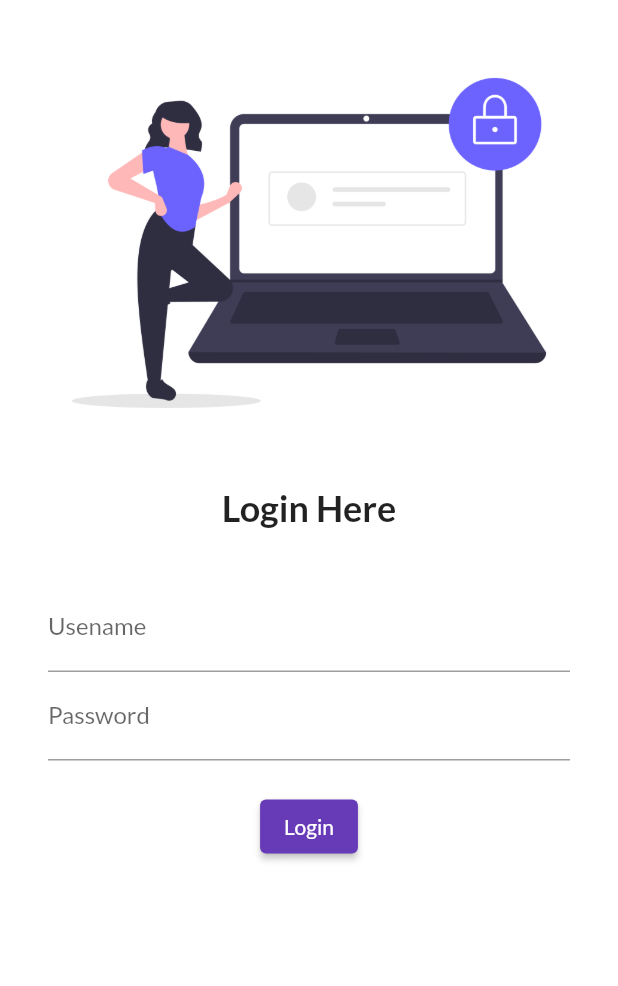
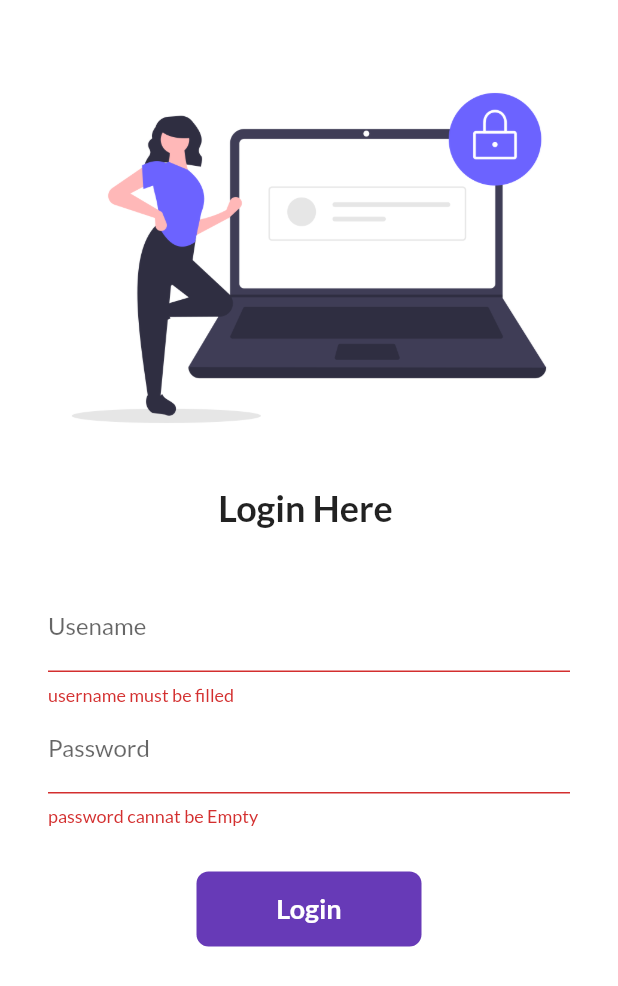
Before and after one commit to mrvishal01/Flutter_Catalog, a Flutter app: the screen it shows after launch, after a tap on "Login", on a phone screen of 412 x 824 dp. Shown: the top 986 px of the screen. Run offline on Flutter 3.47's test engine with Material 2 defaults, Android fonts, the phone set to English and light mode, and no system bars; our stand-ins replace google_fonts.

Commit message:
day 2 complete

```diff
--- a/lib/Screens/Login.dart
+++ b/lib/Screens/Login.dart
@@ -1,38 +1,73 @@
 import 'package:flutter/material.dart';
+import 'package:flutter_catalog/utils/routes.dart';
 
-class Login extends StatelessWidget {
+class Login extends StatefulWidget {
+  @override
+  State<Login> createState() => _LoginState();
+}
+
+class _LoginState extends State<Login> {
+  String name = "";
+  bool changeButton = false;
+  final _formKey = GlobalKey<FormState>();
+  backtohome(BuildContext context) async{
+    if(_formKey.currentState!.validate()) {
+      setState(() {
+        changeButton = true;
+      });
+      await Future.delayed(Duration(seconds: 1));
+      await Navigator.pushNamed(context, MyRoutes.homeRoute);
+      setState(() {
+        changeButton = false;
+      });
+    }
+  }
   @override
   Widget build(BuildContext context) {
     return Material(
       color: Colors.white,
+      child: SingleChildScrollView(
+        child: Form(
+          key: _formKey,
           child: Column(
             children: [
               SizedBox(
-            height: 20,
+                height: 30,
               ),
               Image.asset(
                 "assets/images/login.png",
                 fit: BoxFit.cover,
               ),
               SizedBox(
-            height: 20,
+                height: 10,
               ),
               Text(
-            "Login Here",
+                "Login Here $name",
                 style: TextStyle(fontSize: 24, fontWeight: FontWeight.bold),
               ),
               SizedBox(
                 height: 20,
               ),
               Padding(
-            padding: const EdgeInsets.symmetric(horizontal: 32.0,vertical: 16.0),
+                padding:
+                    const EdgeInsets.symmetric(horizontal: 32.0, vertical: 16.0),
                 child: Column(
                   children: [
                     TextFormField(
                       decoration: InputDecoration(
-                    hintText: "Enter UserName",
+                        hintText: "Enter Username",
                         labelText: "Usename",
                       ),
+                      validator: (value){
+                        if(value!.isEmpty){
+                            return "username must be filled";
+                        }
+                        return null ;
+                      },
+                      onChanged: (value) {
+                        name = value;
+                        setState(() {});
+                      },
                     ),
                     TextFormField(
                       obscureText: true,
@@ -40,21 +75,52 @@ class Login extends StatelessWidget {
                         hintText: "Enter Password",
                         labelText: "Password",
                       ),
+                      validator: (value){
+                        if(value!.isEmpty){
+                          return "password cannat be Empty";
+                        }
+                        else if(value.length<6){
+                          return "Password length should be atleast 6 character";
+                        }
+                        return null ;
+                      },
                     ),
                     SizedBox(
-                  height: 20,
+                      height: 30,
                     ),
-                ElevatedButton(
-                    child: Text("Login"),
-                    onPressed: () {
-                      print("Hi Flutter Deveops");
-                    },
+                    Material(
+                        color: Colors.deepPurple,
+                        borderRadius:
+                        BorderRadius.circular(changeButton ? 20 : 8),
+                      child: InkWell(
+                        onTap: () => backtohome(context),
+                        child: AnimatedContainer(
+                          duration: Duration(seconds: 1),
+                          height: 50,
+                          width: changeButton ? 50 : 150,
+                          alignment: Alignment.center,
+                          child: changeButton
+                              ? Icon(
+                                  Icons.done,
+                                  color: Colors.white,
+                                )
+                              : Text(
+                                  "Login",
+                                  style: TextStyle(
+                                      fontWeight: FontWeight.bold,
+                                      fontSize: 18,
+                                      color: Colors.white),
+                                ),
+                        ),
+                      ),
                     ),
                   ],
                 ),
               ),
             ],
           ),
+        ),
+      ),
     );
   }
 }
--- a/lib/main.dart
+++ b/lib/main.dart
@@ -1,4 +1,5 @@
 import 'package:flutter/material.dart';
+import 'package:flutter_catalog/utils/routes.dart';
 import 'package:google_fonts/google_fonts.dart';
 import 'Screens/Home.dart';
 import 'Screens/Login.dart';
@@ -12,7 +13,7 @@ class MyApp extends StatelessWidget {
   @override
   Widget build(BuildContext context) {
     return MaterialApp(
-
+      debugShowCheckedModeBanner: false,
       theme:  ThemeData(
         brightness: Brightness.light,
         primarySwatch: Colors.deepPurple  ,
@@ -20,7 +21,8 @@ class MyApp extends StatelessWidget {
       ),
       routes: {
         "/": (context) => Login(),
-        "/Login": (context) => Home(),
+        MyRoutes.homeRoute: (context) => Home(),
+        MyRoutes.loginRoute: (context) => Login(),
       },
     );
   }
--- a/lib/utils/routes.dart
+++ b/lib/utils/routes.dart
@@ -0,0 +1,4 @@
+class MyRoutes{
+  static String loginRoute = "/login";
+  static String homeRoute = "/Home";
+}
```
Lines whose indentation alone changed are shown as unchanged.
